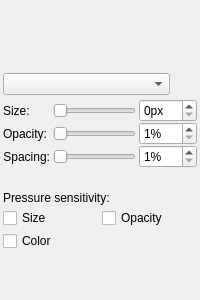
drawpile/Drawpile, file src/client/ui/pensettings.ui: the form before one commit.
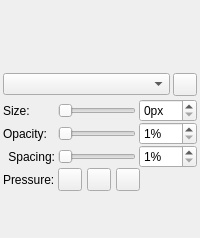
The form after the commit. Icons and pictures are not drawn. Custom widgets are drawn as their Qt base class.

Commit message:
Replace pressure checkboxes with toolbuttons
Purpose of this change is to save vertical space

The edit to the form file:
```diff
--- a/src/client/ui/pensettings.ui
+++ b/src/client/ui/pensettings.ui
@@ -7,7 +7,7 @@
     <x>0</x>
     <y>0</y>
     <width>200</width>
-    <height>300</height>
+    <height>238</height>
    </rect>
   </property>
   <layout class="QVBoxLayout" name="verticalLayout">
@@ -78,9 +78,6 @@
        <property name="checkable">
         <bool>true</bool>
        </property>
-       <property name="autoRaise">
-        <bool>true</bool>
-       </property>
       </widget>
      </item>
     </layout>
@@ -140,22 +137,6 @@
        </property>
       </widget>
      </item>
-     <item row="5" column="1">
-      <spacer name="verticalSpacer">
-       <property name="orientation">
-        <enum>Qt::Vertical</enum>
-       </property>
-       <property name="sizeType">
-        <enum>QSizePolicy::Fixed</enum>
-       </property>
-       <property name="sizeHint" stdset="0">
-        <size>
-         <width>20</width>
-         <height>15</height>
-        </size>
-       </property>
-      </spacer>
-     </item>
      <item row="4" column="1">
       <widget class="QSlider" name="brushspacing">
        <property name="minimum">
@@ -205,68 +186,74 @@
        </property>
       </widget>
      </item>
-    </layout>
-   </item>
-   <item>
-    <spacer name="verticalSpacer_2">
-     <property name="orientation">
-      <enum>Qt::Vertical</enum>
-     </property>
-     <property name="sizeType">
-      <enum>QSizePolicy::Fixed</enum>
-     </property>
-     <property name="sizeHint" stdset="0">
-      <size>
-       <width>20</width>
-       <height>5</height>
-      </size>
-     </property>
-    </spacer>
-   </item>
-   <item>
-    <widget class="QLabel" name="label_5">
-     <property name="text">
-      <string>Pressure sensitivity:</string>
-     </property>
-    </widget>
-   </item>
-   <item>
-    <layout class="QGridLayout">
-     <property name="leftMargin">
-      <number>0</number>
-     </property>
-     <property name="topMargin">
-      <number>0</number>
-     </property>
-     <property name="rightMargin">
-      <number>0</number>
-     </property>
-     <property name="bottomMargin">
-      <number>0</number>
-     </property>
-     <property name="spacing">
-      <number>3</number>
-     </property>
-     <item row="0" column="0">
-      <widget class="QCheckBox" name="pressuresize">
+     <item row="5" column="0">
+      <widget class="QLabel" name="label_4">
        <property name="text">
-        <string>Size</string>
+        <string>Pressure:</string>
        </property>
       </widget>
      </item>
-     <item row="0" column="1">
-      <widget class="QCheckBox" name="pressureopacity">
-       <property name="text">
-        <string>Opacity</string>
+     <item row="5" column="1" colspan="2">
+      <layout class="QHBoxLayout" name="horizontalLayout">
+       <property name="spacing">
+        <number>5</number>
        </property>
-      </widget>
-     </item>
-     <item row="1" column="0">
-      <widget class="QCheckBox" name="pressurecolor">
-       <property name="text">
-        <string>Color</string>
-       </property>
-      </widget>
+       <item>
+        <widget class="QToolButton" name="pressuresize">
+         <property name="toolTip">
+          <string>Size</string>
+         </property>
+         <property name="icon">
+          <iconset theme="pressure-size">
+           <normaloff>icons:pressure-size.png</normaloff>icons:pressure-size.png</iconset>
+         </property>
+         <property name="checkable">
+          <bool>true</bool>
+         </property>
+        </widget>
+       </item>
+       <item>
+        <widget class="QToolButton" name="pressureopacity">
+         <property name="toolTip">
+          <string>Opacity</string>
+         </property>
+         <property name="icon">
+          <iconset theme="pressure-opacity">
+           <normaloff>icons:pressure-opacity.png</normaloff>icons:pressure-opacity.png</iconset>
+         </property>
+         <property name="checkable">
+          <bool>true</bool>
+         </property>
+        </widget>
+       </item>
+       <item>
+        <widget class="QToolButton" name="pressurecolor">
+         <property name="toolTip">
+          <string>Color</string>
+         </property>
+         <property name="icon">
+          <iconset theme="pressure-color">
+           <normaloff>icons:pressure-color.png</normaloff>icons:pressure-color.png</iconset>
+         </property>
+         <property name="checkable">
+          <bool>true</bool>
+         </property>
+        </widget>
+       </item>
+       <item>
+        <spacer name="horizontalSpacer">
+         <property name="orientation">
+          <enum>Qt::Horizontal</enum>
+         </property>
+         <property name="sizeHint" stdset="0">
+          <size>
+           <width>40</width>
+           <height>20</height>
+          </size>
+         </property>
+        </spacer>
+       </item>
+      </layout>
      </item>
     </layout>
    </item>
```
Left out of the diff: 99 changed lines with no effect on the pictures. The commit also changes 10 other files.
